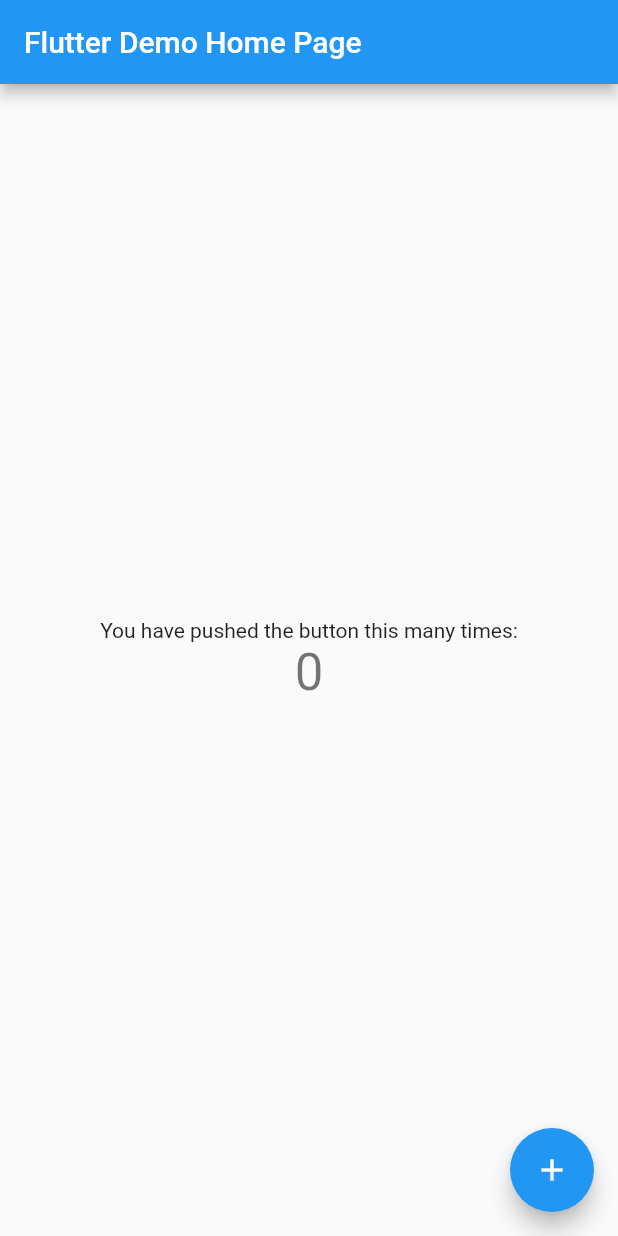
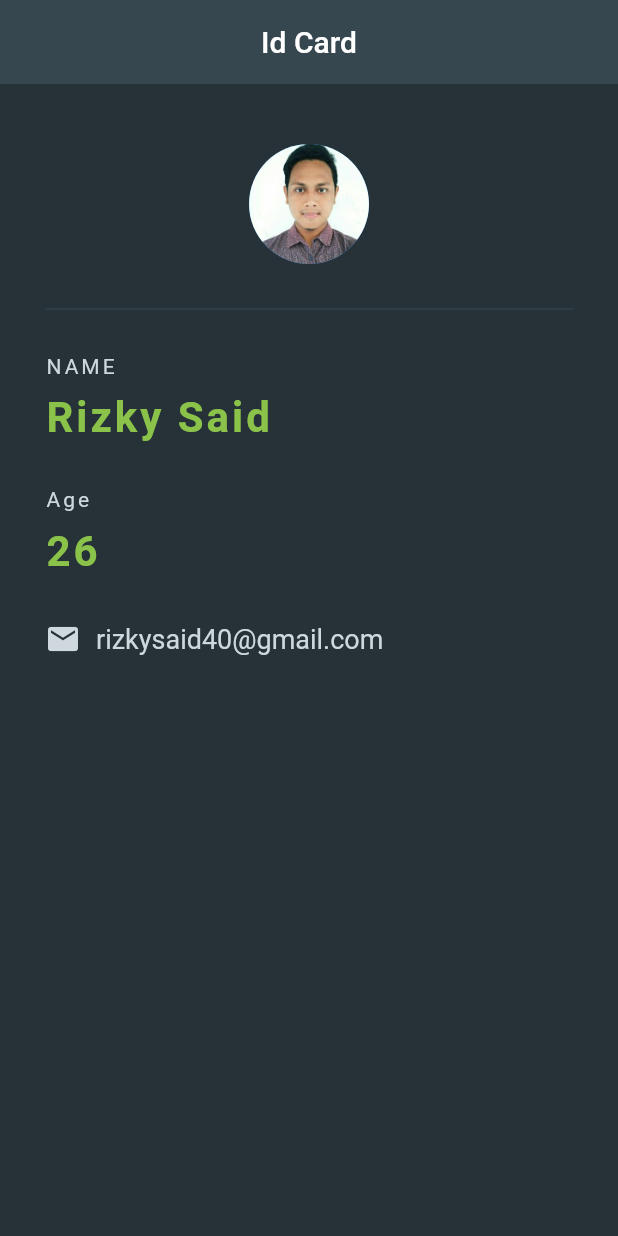
Before and after one commit to rizkysaid/simple_id_card, a Flutter app: the screen it shows after launch, on a phone screen of 412 x 824 dp. Run offline on Flutter 3.47's test engine with Material 2 defaults, Android fonts, the phone set to English and light mode, and no system bars.

Commit message:
Menampilkan Id Card

```diff
--- a/lib/main.dart
+++ b/lib/main.dart
@@ -1,111 +1,90 @@
 import 'package:flutter/material.dart';
 
-void main() => runApp(MyApp());
+void main() => runApp(MaterialApp(
+  home: IdCard(),
+));
 
-class MyApp extends StatelessWidget {
-  // This widget is the root of your application.
+class IdCard extends StatelessWidget {
   @override
   Widget build(BuildContext context) {
-    return MaterialApp(
-      title: 'Flutter Demo',
-      theme: ThemeData(
-        // This is the theme of your application.
-        //
-        // Try running your application with "flutter run". You'll see the
-        // application has a blue toolbar. Then, without quitting the app, try
-        // changing the primarySwatch below to Colors.green and then invoke
-        // "hot reload" (press "r" in the console where you ran "flutter run",
-        // or simply save your changes to "hot reload" in a Flutter IDE).
-        // Notice that the counter didn't reset back to zero; the application
-        // is not restarted.
-        primarySwatch: Colors.blue,
+    return Scaffold(
+      backgroundColor: Colors.blueGrey[900],
+      appBar: AppBar(
+        title: Text("Id Card"),
+        centerTitle: true,
+        backgroundColor: Colors.blueGrey[800],
+        elevation: 0.0,
       ),
-      home: MyHomePage(title: 'Flutter Demo Home Page'),
+      body: Padding(
+        padding: EdgeInsets.fromLTRB(30.0, 40.0, 30.0, 0.0),
+        child: Column(
+          crossAxisAlignment: CrossAxisAlignment.start,
+          children: <Widget>[
+            Center(
+              child: CircleAvatar(
+                backgroundImage: AssetImage('assets/rizkysaid.jpg'),
+                radius: 40.0,
+              ),
+            ),
+            Divider(
+              height: 60.0,
+              color: Colors.blueGrey[800],
+            ),
+            Text(
+              'NAME',
+              style: TextStyle(
+                color: Colors.blueGrey[100],
+                letterSpacing: 2.0,
+              ),
+            ),
+            SizedBox(height: 10.0),
+            Text(
+              'Rizky Said',
+              style: TextStyle(
+                color: Colors.lightGreen,
+                letterSpacing: 2.0,
+                fontSize: 28.0,
+                fontWeight: FontWeight.bold
+              ),
+            ),
+            SizedBox(height: 30.0),
+            Text(
+              'Age',
+              style: TextStyle(
+                color: Colors.blueGrey[100],
+                letterSpacing: 2.0,
+              ),
+            ),
+            SizedBox(height: 10.0),
+            Text(
+              '26',
+              style: TextStyle(
+                  color: Colors.lightGreen,
+                  letterSpacing: 2.0,
+                  fontSize: 28.0,
+                  fontWeight: FontWeight.bold
+              ),
+            ),
+            SizedBox(height: 30.0),
+            Row(
+              children: <Widget>[
+                Icon(
+                  Icons.email,
+                  color: Colors.blueGrey[100],
+                ),
+                SizedBox(width: 10.0),
+                Text(
+                  'rizkysaid40@gmail.com',
+                  style: TextStyle(
+                    color: Colors.blueGrey[100],
+                    fontSize: 18.0
+                  ),
+                )
+              ],
+            )
+          ],
+        ),
+      ),
     );
   }
 }
-
-class MyHomePage extends StatefulWidget {
-  MyHomePage({Key key, this.title}) : super(key: key);
-
-  // This widget is the home page of your application. It is stateful, meaning
-  // that it has a State object (defined below) that contains fields that affect
-  // how it looks.
-
-  // This class is the configuration for the state. It holds the values (in this
-  // case the title) provided by the parent (in this case the App widget) and
-  // used by the build method of the State. Fields in a Widget subclass are
-  // always marked "final".
-
-  final String title;
-
-  @override
-  _MyHomePageState createState() => _MyHomePageState();
-}
-
-class _MyHomePageState extends State<MyHomePage> {
-  int _counter = 0;
-
-  void _incrementCounter() {
-    setState(() {
-      // This call to setState tells the Flutter framework that something has
-      // changed in this State, which causes it to rerun the build method below
-      // so that the display can reflect the updated values. If we changed
-      // _counter without calling setState(), then the build method would not be
-      // called again, and so nothing would appear to happen.
-      _counter++;
-    });
-  }
-
-  @override
-  Widget build(BuildContext context) {
-    // This method is rerun every time setState is called, for instance as done
-    // by the _incrementCounter method above.
-    //
-    // The Flutter framework has been optimized to make rerunning build methods
-    // fast, so that you can just rebuild anything that needs updating rather
-    // than having to individually change instances of widgets.
-    return Scaffold(
-      appBar: AppBar(
-        // Here we take the value from the MyHomePage object that was created by
-        // the App.build method, and use it to set our appbar title.
-        title: Text(widget.title),
-      ),
-      body: Center(
-        // Center is a layout widget. It takes a single child and positions it
-        // in the middle of the parent.
-        child: Column(
-          // Column is also a layout widget. It takes a list of children and
-          // arranges them vertically. By default, it sizes itself to fit its
-          // children horizontally, and tries to be as tall as its parent.
-          //
-          // Invoke "debug painting" (press "p" in the console, choose the
-          // "Toggle Debug Paint" action from the Flutter Inspector in Android
-          // Studio, or the "Toggle Debug Paint" command in Visual Studio Code)
-          // to see the wireframe for each widget.
-          //
-          // Column has various properties to control how it sizes itself and
-          // how it positions its children. Here we use mainAxisAlignment to
-          // center the children vertically; the main axis here is the vertical
-          // axis because Columns are vertical (the cross axis would be
-          // horizontal).
-          mainAxisAlignment: MainAxisAlignment.center,
-          children: <Widget>[
-            Text(
-              'You have pushed the button this many times:',
-            ),
-            Text(
-              '$_counter',
-              style: Theme.of(context).textTheme.display1,
-            ),
-          ],
-        ),
-      ),
-      floatingActionButton: FloatingActionButton(
-        onPressed: _incrementCounter,
-        tooltip: 'Increment',
-        child: Icon(Icons.add),
-      ), // This trailing comma makes auto-formatting nicer for build methods.
-    );
-  }
-}
--- a/pubspec.yaml
+++ b/pubspec.yaml
@@ -41,9 +41,8 @@ flutter:
   uses-material-design: true
 
   # To add assets to your application, add an assets section, like this:
-  # assets:
-  #  - images/a_dot_burr.jpeg
-  #  - images/a_dot_ham.jpeg
+  assets:
+    - assets/rizkysaid.jpg
 
   # An image asset can refer to one or more resolution-specific "variants", see
   # https://flutter.dev/assets-and-images/#resolution-aware.
```
Also changed, not shown: assets/rizkysaid.jpg (added), 1 other file.
